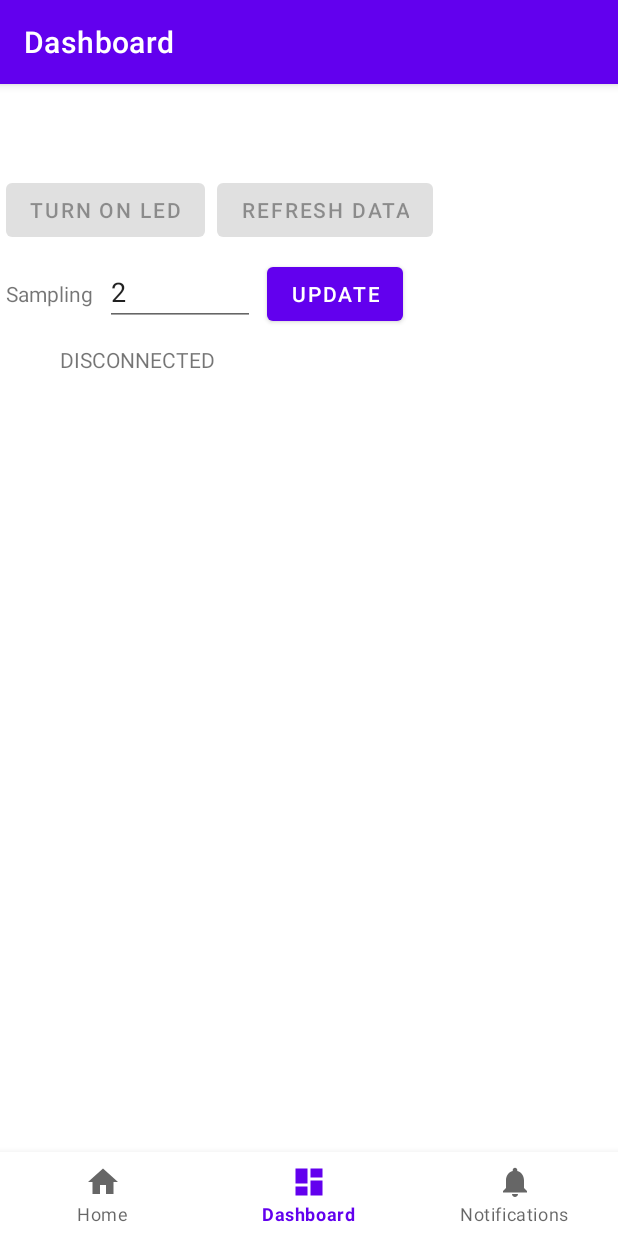
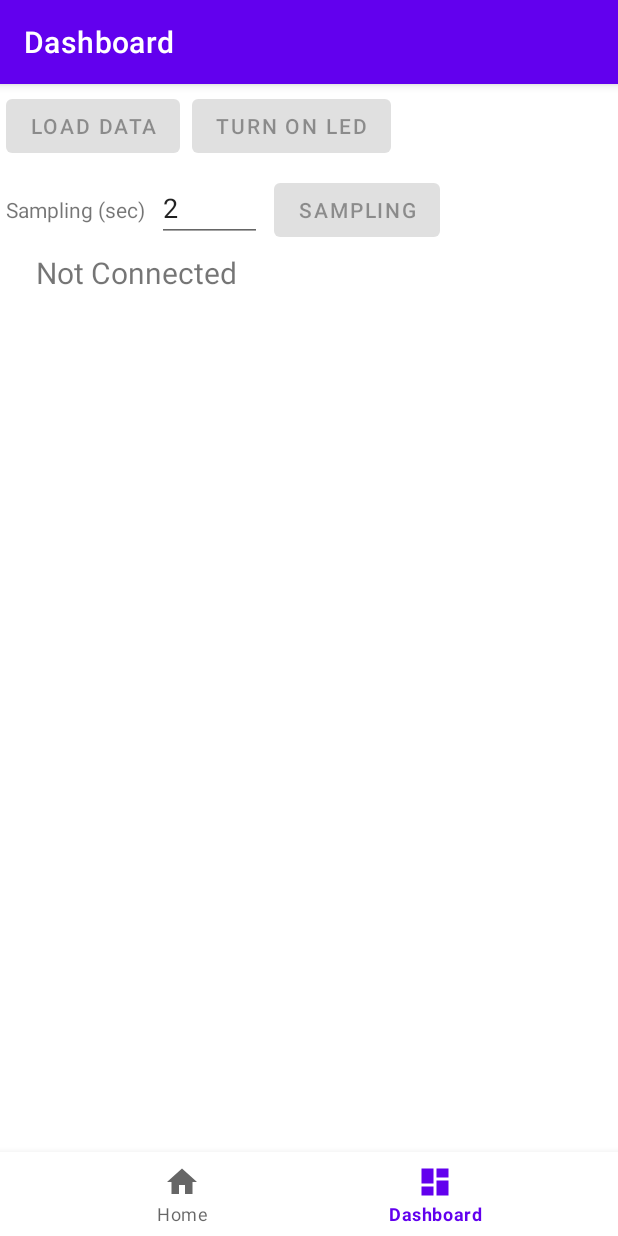
Before and after one commit to Gatzu78/ProgettoIoT, an Android app: the DashboardFragment screen opened through its navigation route, on a phone screen of 412 x 824 dp. Run offline under Robolectric (Android 15) with nearby library versions, the phone set to English and light mode, and no system bars; our stand-ins replace navigation-ui; 2 statements that could not run were skipped.

Commit message:
Sampling period e LED

```diff
--- a/IoTemperature/app/src/main/java/ch/supsi/iotemperature/MainActivity.java
+++ b/IoTemperature/app/src/main/java/ch/supsi/iotemperature/MainActivity.java
@@ -67,7 +67,7 @@ public class MainActivity extends AppCompatActivity {
         // Passing each menu ID as a set of Ids because each
         // menu should be considered as top level destinations.
         AppBarConfiguration appBarConfiguration = new AppBarConfiguration.Builder(
-                R.id.navigation_home, R.id.navigation_dashboard, R.id.navigation_notifications)
+                R.id.navigation_home, R.id.navigation_dashboard)
                 .build();
         NavController navController = Navigation.findNavController(this, R.id.nav_host_fragment);
         NavigationUI.setupActionBarWithNavController(this, navController, appBarConfiguration);
@@ -160,18 +160,17 @@ public class MainActivity extends AppCompatActivity {
     public void asyncReadTime() {
         mBluetoothLeService.asyncReadTime();
     }
+    public void asyncReadTemperature() {
+        mBluetoothLeService.asyncReadTemperature();
+    }
+    public void asyncReadSampling() {
+        mBluetoothLeService.asyncReadSampling();
+    }
 
-    public void toggleLED() {
+    public void toggleLED1() {
         mBluetoothLeService.toggletLED1();
     }
 
-    public void asyncReadTemperature() {
-        mBluetoothLeService.asyncReadTemperature();
-    }
-
-    public void asyncReadSampling() {
-        mBluetoothLeService.asyncReadSampling();
-    }
     public void writeSampling(int value) {
         mBluetoothLeService.writeSampling(value);
     }
--- a/IoTemperature/app/src/main/java/ch/supsi/iotemperature/ui/dashboard/DashboardFragment.java
+++ b/IoTemperature/app/src/main/java/ch/supsi/iotemperature/ui/dashboard/DashboardFragment.java
@@ -14,8 +14,6 @@ import androidx.annotation.NonNull;
 import androidx.annotation.Nullable;
 import androidx.fragment.app.Fragment;
 import androidx.lifecycle.ViewModelProvider;
-
-import com.google.android.material.floatingactionbutton.FloatingActionButton;
 
 import ch.supsi.iotemperature.MainActivity;
 import ch.supsi.iotemperature.R;
@@ -58,27 +56,34 @@ public class DashboardFragment extends Fragment {
             main.asyncReadSampling();
         });
 
-        final EditText numSampling = root.findViewById(R.id.numSampling);
-        dashboardViewModel.getSamplingValue().observe(getViewLifecycleOwner(), value -> {
-            numSampling.setText(String.valueOf(value));
-        });
-
         // LED BUTTON
         final Button btnLED = root.findViewById(R.id.btnLED);
         btnLED.setOnClickListener(view -> {
             MainActivity main = (MainActivity) getActivity();
-            main.toggleLED();
+            main.toggleLED1();
         });
 
         dashboardViewModel.isLED1On().observe(getViewLifecycleOwner(), isOn -> {
             btnLED.setText(isOn ? "TURN OFF LED" : "TURN ON LED");
         });
 
+        // SAMPLING
+        final Button btnSampling = root.findViewById(R.id.btnSampling);
+        btnSampling.setOnClickListener(view -> {
+            MainActivity main = (MainActivity) getActivity();
+            main.writeSampling(dashboardViewModel.getSamplingValue().getValue());
+        });
+        final EditText numSampling = root.findViewById(R.id.numSampling);
+        dashboardViewModel.getSamplingValue().observe(getViewLifecycleOwner(), value -> {
+            numSampling.setText(String.valueOf(value));
+        });
+
         // CONNECTION STATE
         final TextView connState = root.findViewById(R.id.connection_state);
         dashboardViewModel.isConnected().observe(getViewLifecycleOwner(), isConnected -> {
-            connState.setText(isConnected ? "CONNECTED" : "DISCONNECTED");
+            connState.setText(isConnected ? "Connected" : "Not Connected");
             btnLED.setEnabled(isConnected);
+            btnSampling.setEnabled(isConnected);
             btnRefreshData.setEnabled(isConnected);
         });
 
--- a/IoTemperature/app/src/main/java/ch/supsi/iotemperature/ui/home/HomeViewModel.java
+++ b/IoTemperature/app/src/main/java/ch/supsi/iotemperature/ui/home/HomeViewModel.java
@@ -40,7 +40,7 @@ public class HomeViewModel extends ViewModel {
 
     // Stops scanning after 20 seconds.
     private static final long SCAN_PERIOD = 20000;
-    private static final String MATCH_PATTERN_NAME = "M"; //"SUPSI IoT"
+    private static final String MATCH_PATTERN_NAME = "SUPSI"; //"SUPSI IoT"
     private static final String MATCH_PATTERN_ADDR = ""; //"80:6f:b0"
 
     public HomeViewModel() {
--- a/IoTemperature/app/src/main/res/layout/activity_main.xml
+++ b/IoTemperature/app/src/main/res/layout/activity_main.xml
@@ -5,7 +5,7 @@
     android:id="@+id/container"
     android:layout_width="match_parent"
     android:layout_height="match_parent"
-    android:paddingTop="?attr/actionBarSize">
+    >
 
     <com.google.android.material.bottomnavigation.BottomNavigationView
         android:id="@+id/nav_view"
--- a/IoTemperature/app/src/main/res/layout/fragment_dashboard.xml
+++ b/IoTemperature/app/src/main/res/layout/fragment_dashboard.xml
@@ -6,36 +6,39 @@
     android:layout_height="match_parent"
     tools:context=".ui.dashboard.DashboardFragment"
     android:orientation="vertical">
+
+
     <LinearLayout
         android:layout_width="match_parent"
         android:layout_height="wrap_content">
+        <Button
+            android:layout_margin="4dp"
+            android:id="@+id/btnRefreshData"
+            android:layout_width="wrap_content"
+            android:layout_height="wrap_content"
+            android:text="Load data" />
         <Button
             android:id="@+id/btnLED"
             android:layout_margin="4dp"
             android:layout_width="wrap_content"
             android:layout_height="wrap_content"
-            android:text="LED" />
-        <Button
-            android:layout_margin="4dp"
-            android:id="@+id/btnRefreshData"
-            android:layout_width="wrap_content"
-            android:layout_height="wrap_content"
-            android:text="Refresh data" />
+            android:text="Turn on LED" />
     </LinearLayout>
+
     <LinearLayout
-    android:layout_width="match_parent"
-    android:layout_height="wrap_content">
+        android:layout_width="match_parent"
+        android:layout_height="wrap_content">
         <TextView
             android:layout_margin="4dp"
             android:id="@+id/textView"
             android:layout_width="wrap_content"
             android:layout_height="wrap_content"
-            android:text="Sampling" />
+            android:text="Sampling (sec)" />
 
         <EditText
             android:layout_margin="4dp"
             android:id="@+id/numSampling"
-            android:layout_width="100dp"
+            android:layout_width="70dp"
             android:layout_height="wrap_content"
             android:ems="10"
             android:inputType="number" />
@@ -44,8 +47,9 @@
             android:id="@+id/btnSampling"
             android:layout_width="wrap_content"
             android:layout_height="wrap_content"
-            android:text="Update" />
+            android:text="Sampling" />
     </LinearLayout>
+
     <LinearLayout
         android:orientation="horizontal"
         android:layout_width="match_parent"
@@ -60,25 +64,26 @@
             android:textSize="20sp"
             tools:text="device_name" />
         <TextView
-            android:id="@+id/device_address"
-            android:layout_width="wrap_content"
-            android:layout_height="wrap_content"
-            android:layout_marginStart="8dp"
-            android:layout_marginEnd="8dp"
-            android:textAlignment="center"
-            android:textSize="14sp"
-            tools:text="address" />
-
-        <TextView
             android:id="@+id/connection_state"
             android:layout_width="wrap_content"
             android:layout_height="wrap_content"
             android:layout_marginStart="8dp"
             android:layout_marginEnd="8dp"
             android:textAlignment="center"
-            android:textSize="14sp"
-            tools:text="conntected" />
+            android:textSize="20sp"
+            tools:text="STATUS" />
     </LinearLayout>
+
+
+    <TextView
+        android:id="@+id/device_address"
+        android:layout_width="wrap_content"
+        android:layout_height="wrap_content"
+        android:layout_marginStart="8dp"
+        android:layout_marginEnd="8dp"
+        android:textAlignment="center"
+        android:textSize="14sp"
+        tools:text="address" />
 
 
 
--- a/IoTemperature/app/src/main/res/menu/bottom_nav_menu.xml
+++ b/IoTemperature/app/src/main/res/menu/bottom_nav_menu.xml
@@ -11,9 +11,4 @@
         android:icon="@drawable/ic_dashboard_black_24dp"
         android:title="@string/title_dashboard" />
 
-    <item
-        android:id="@+id/navigation_notifications"
-        android:icon="@drawable/ic_notifications_black_24dp"
-        android:title="@string/title_notifications" />
-
 </menu>
--- a/IoTemperature/app/src/main/res/navigation/mobile_navigation.xml
+++ b/IoTemperature/app/src/main/res/navigation/mobile_navigation.xml
@@ -17,9 +17,4 @@
         android:label="@string/title_dashboard"
         tools:layout="@layout/fragment_dashboard" />
 
-    <fragment
-        android:id="@+id/navigation_notifications"
-        android:name="ch.supsi.iotemperature.ui.notifications.NotificationsFragment"
-        android:label="@string/title_notifications"
-        tools:layout="@layout/fragment_notifications" />
 </navigation>
--- a/IoTemperature/app/src/main/res/values/strings.xml
+++ b/IoTemperature/app/src/main/res/values/strings.xml
@@ -2,7 +2,6 @@
     <string name="app_name">IoTemperature</string>
     <string name="title_home">Home</string>
     <string name="title_dashboard">Dashboard</string>
-    <string name="title_notifications">Notifications</string>
     <string name="ble_not_supported">BLE not supported on this device</string>
     <string name="bluetooth_not_supported">BLE not supported on this device</string>
     <string name="btn_scan">SCAN</string>
```
Also changed, not shown: IoTemperature/app/src/main/java/ch/supsi/iotemperature/BluetoothLeService.java (+80 -40 lines), IoTemperature/app/src/main/java/ch/supsi/iotemperature/SUPSIGattAttributes.java (+14 -10 lines), IoTemperature/app/src/main/java/ch/supsi/iotemperature/ui/dashboard/DashboardViewModel.java (+20 -1 lines), IoTemperature/app/src/main/java/ch/supsi/iotemperature/ui/notifications/NotificationsFragment.java (deleted, +0 -35 lines), IoTemperature/app/src/main/java/ch/supsi/iotemperature/ui/notifications/NotificationsViewModel.java (deleted, +0 -19 lines), IoTemperature/app/src/main/res/layout/fragment_notifications.xml (deleted, +0 -22 lines).
